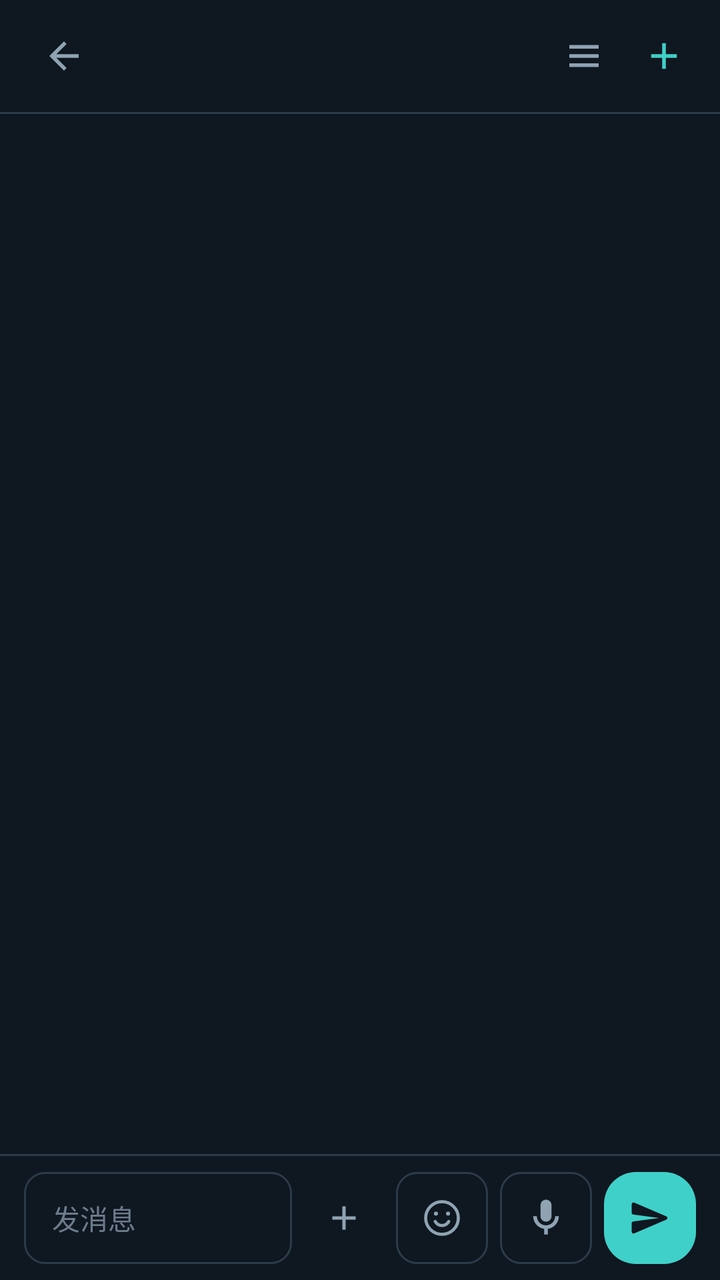
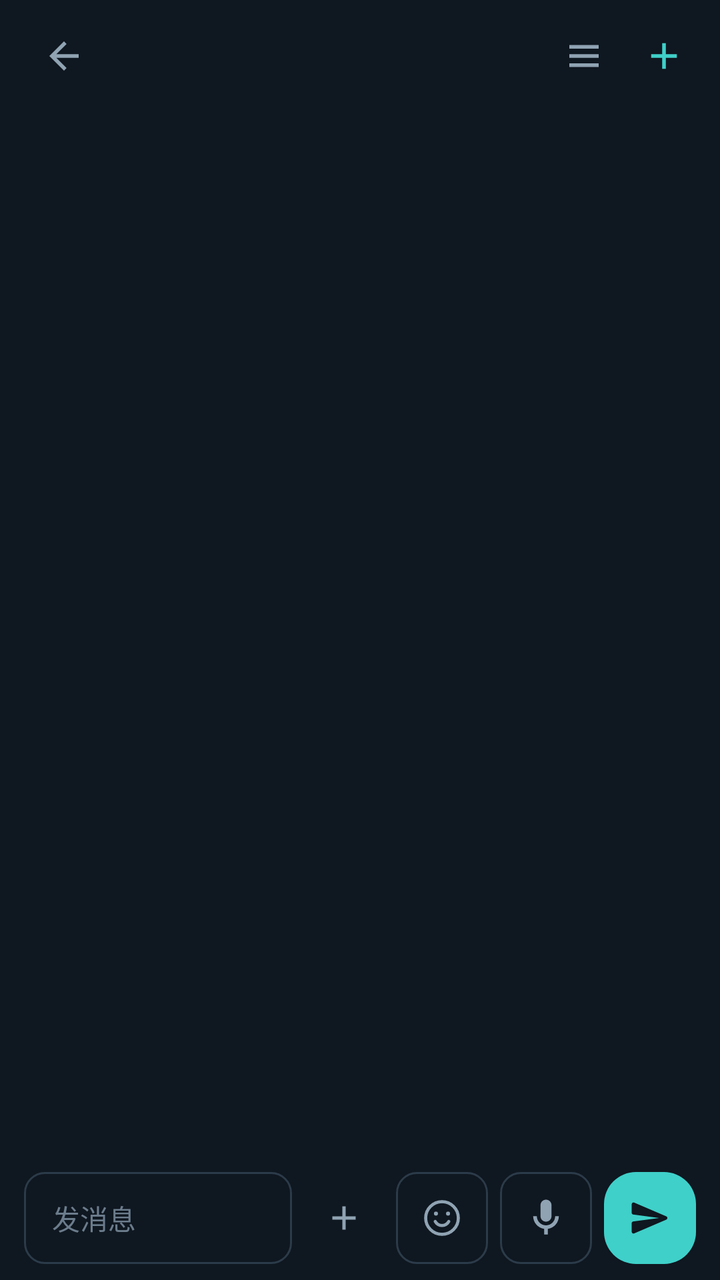

Before-and-after screenshots of an Android layout around one commit, followed by the original layout XML and the change that was made.
<!-- AndroidManifest.xml: activity theme AppTheme -->
<!-- res/layout/activity_history.xml -->
<?xml version="1.0" encoding="utf-8"?>
<FrameLayout xmlns:android="http://schemas.android.com/apk/res/android"
    android:id="@+id/historyRoot"
    android:layout_width="match_parent"
    android:layout_height="match_parent"
    android:background="@color/pet_bg">

    <LinearLayout
        android:layout_width="match_parent"
        android:layout_height="match_parent"
        android:orientation="vertical">

        <LinearLayout
            android:layout_width="match_parent"
            android:layout_height="56dp"
            android:gravity="center_vertical"
            android:orientation="horizontal"
            android:paddingStart="12dp"
            android:paddingEnd="8dp">

            <ImageView
                android:id="@+id/historyBack"
                android:layout_width="wrap_content"
                android:layout_height="wrap_content"
                android:background="?android:attr/selectableItemBackground"
                android:contentDescription="返回"
                android:padding="9dp"
                android:src="@drawable/ic_back"
                android:tint="@color/pet_text_dim" />

            
            <LinearLayout
                android:id="@+id/historyHead"
                android:layout_width="0dp"
                android:layout_height="wrap_content"
                android:layout_weight="1"
                android:background="?android:attr/selectableItemBackground"
                android:orientation="vertical"
                android:paddingStart="4dp"
                android:paddingTop="7dp"
                android:paddingEnd="4dp"
                android:paddingBottom="7dp">

                <TextView
                    android:id="@+id/historyProject"
                    android:layout_width="match_parent"
                    android:layout_height="wrap_content"
                    android:ellipsize="end"
                    android:maxLines="1"
                    android:textColor="@color/pet_text"
                    android:textSize="15sp" />

                <TextView
                    android:id="@+id/historySession"
                    android:layout_width="match_parent"
                    android:layout_height="wrap_content"
                    android:layout_marginTop="1dp"
                    android:ellipsize="end"
                    android:maxLines="1"
                    android:textColor="@color/pet_hint"
                    android:textSize="11sp"
                    android:visibility="gone" />
            </LinearLayout>

            <ImageView
                android:id="@+id/historySessions"
                android:layout_width="wrap_content"
                android:layout_height="wrap_content"
                android:background="?android:attr/selectableItemBackground"
                android:contentDescription="会话"
                android:padding="9dp"
                android:src="@drawable/ic_list"
                android:tint="@color/pet_text_dim" />

            <ImageView
                android:id="@+id/historyNew"
                android:layout_width="wrap_content"
                android:layout_height="wrap_content"
                android:background="?android:attr/selectableItemBackground"
                android:contentDescription="新对话"
                android:padding="9dp"
                android:src="@drawable/ic_plus"
                android:tint="@color/pet_accent" />

        </LinearLayout>

        <View
            android:layout_width="match_parent"
            android:layout_height="1dp"
            android:background="@color/pet_line" />

        <FrameLayout
            android:layout_width="match_parent"
            android:layout_height="0dp"
            android:layout_weight="1">

            <ListView
                android:id="@+id/historyList"
                android:layout_width="match_parent"
                android:layout_height="match_parent"
                android:clipToPadding="false"
                android:listSelector="@android:color/transparent"
                android:paddingTop="6dp"
                android:paddingBottom="12dp"
                android:scrollbars="none"
                android:stackFromBottom="true"
                android:transcriptMode="alwaysScroll" />

            <TextView
                android:id="@+id/historyEmpty"
                android:layout_width="wrap_content"
                android:layout_height="wrap_content"
                android:layout_gravity="center"
                android:gravity="center"
                android:lineSpacingExtra="4dp"
                android:padding="24dp"
                android:text="说句话开始"
                android:textColor="@color/pet_hint"
                android:textSize="14sp"
                android:visibility="gone" />

            <TextView
                android:id="@+id/chatTyping"
                android:layout_width="wrap_content"
                android:layout_height="wrap_content"
                android:layout_gravity="bottom|start"
                android:layout_marginStart="16dp"
                android:layout_marginBottom="6dp"
                android:text="···"
                android:textColor="@color/pet_hint"
                android:textSize="18sp"
                android:visibility="gone" />
        </FrameLayout>

        <LinearLayout
            android:id="@+id/chatRun"
            android:layout_width="match_parent"
            android:layout_height="wrap_content"
            android:gravity="center_vertical"
            android:orientation="horizontal"
            android:paddingStart="16dp"
            android:paddingEnd="8dp"
            android:visibility="gone">

            <TextView
                android:id="@+id/chatRunText"
                android:layout_width="0dp"
                android:layout_height="wrap_content"
                android:layout_weight="1"
                android:paddingTop="6dp"
                android:paddingBottom="6dp"
                android:text="处理中"
                android:textColor="@color/pet_hint"
                android:textSize="12sp" />

            <TextView
                android:id="@+id/chatStop"
                android:layout_width="wrap_content"
                android:layout_height="wrap_content"
                android:background="?android:attr/selectableItemBackground"
                android:padding="8dp"
                android:text="中断"
                android:textColor="@color/pet_accent"
                android:textSize="13sp" />
        </LinearLayout>

        <View
            android:layout_width="match_parent"
            android:layout_height="1dp"
            android:background="@color/pet_line" />

        <LinearLayout
            android:layout_width="match_parent"
            android:layout_height="62dp"
            android:gravity="center_vertical"
            android:orientation="horizontal"
            android:paddingStart="12dp"
            android:paddingTop="8dp"
            android:paddingEnd="12dp"
            android:paddingBottom="8dp">

            <EditText
                android:id="@+id/chatInput"
                android:layout_width="0dp"
                android:layout_height="46dp"
                android:layout_weight="1"
                android:background="@drawable/bg_input"
                android:hint="发消息"
                android:imeOptions="actionSend"
                android:inputType="text"
                android:maxLines="1"
                android:paddingStart="14dp"
                android:paddingEnd="14dp"
                android:textColor="@color/pet_text"
                android:textColorHint="@color/pet_hint"
                android:textSize="14sp" />

            <ImageView
                android:id="@+id/chatAttach"
                android:layout_width="40dp"
                android:layout_height="46dp"
                android:layout_marginStart="6dp"
                android:background="?android:attr/selectableItemBackground"
                android:contentDescription="发图片"
                android:padding="10dp"
                android:src="@drawable/ic_plus"
                android:tint="@color/pet_text_dim" />

            <ImageView
                android:id="@+id/chatEmoji"
                android:layout_width="46dp"
                android:layout_height="46dp"
                android:layout_marginStart="6dp"
                android:background="@drawable/bg_input"
                android:contentDescription="表情"
                android:padding="12dp"
                android:src="@drawable/ic_emoji"
                android:tint="@color/pet_text_dim" />

            <ImageView
                android:id="@+id/chatMic"
                android:layout_width="46dp"
                android:layout_height="46dp"
                android:layout_marginStart="6dp"
                android:background="@drawable/bg_input"
                android:contentDescription="按住说话"
                android:padding="12dp"
                android:src="@drawable/ic_mic"
                android:tint="@color/pet_text_dim" />

            <ImageView
                android:id="@+id/chatSend"
                android:layout_width="46dp"
                android:layout_height="46dp"
                android:layout_marginStart="6dp"
                android:background="@drawable/bg_btn_primary"
                android:contentDescription="发送"
                android:padding="12dp"
                android:src="@drawable/ic_send"
                android:tint="@color/pet_bg" />
        </LinearLayout>
    </LinearLayout>

    
    <View
        android:id="@+id/pickerScrim"
        android:layout_width="match_parent"
        android:layout_height="match_parent"
        android:background="#B3000000"
        android:visibility="gone" />

    <LinearLayout
        android:id="@+id/pickerSheet"
        android:layout_width="match_parent"
        android:layout_height="wrap_content"
        android:layout_gravity="bottom"
        android:background="@color/pet_surface"
        android:orientation="vertical"
        android:paddingTop="8dp"
        android:paddingBottom="12dp"
        android:visibility="gone">

        <LinearLayout
            android:layout_width="match_parent"
            android:layout_height="48dp"
            android:gravity="center_vertical"
            android:orientation="horizontal"
            android:paddingStart="8dp"
            android:paddingEnd="8dp">

            <ImageView
                android:id="@+id/pickerBack"
                android:layout_width="wrap_content"
                android:layout_height="wrap_content"
                android:background="?android:attr/selectableItemBackground"
                android:contentDescription="项目"
                android:padding="9dp"
                android:src="@drawable/ic_back"
                android:tint="@color/pet_text_dim"
                android:visibility="gone" />

            <TextView
                android:id="@+id/pickerTitle"
                android:layout_width="0dp"
                android:layout_height="wrap_content"
                android:layout_weight="1"
                android:ellipsize="end"
                android:maxLines="1"
                android:paddingStart="4dp"
                android:text="项目"
                android:textColor="@color/pet_text"
                android:textSize="15sp" />

            <ImageView
                android:id="@+id/pickerClose"
                android:layout_width="wrap_content"
                android:layout_height="wrap_content"
                android:background="?android:attr/selectableItemBackground"
                android:contentDescription="关闭"
                android:padding="9dp"
                android:src="@drawable/ic_close"
                android:tint="@color/pet_accent" />
        </LinearLayout>

        <View
            android:layout_width="match_parent"
            android:layout_height="1dp"
            android:background="@color/pet_line" />

        <ListView
            android:id="@+id/pickerList"
            android:layout_width="match_parent"
            android:layout_height="wrap_content"
            android:divider="@color/pet_line"
            android:dividerHeight="1dp"
            android:listSelector="@android:color/transparent"
            android:maxHeight="420dp"
            android:scrollbars="none" />
    </LinearLayout>
</FrameLayout>
<!-- resources referenced by this layout -->
<resources>
  <color name="pet_accent">#3FD0C9</color>
  <color name="pet_bg">#0F1720</color>
  <color name="pet_hint">#6B7C8C</color>
  <color name="pet_line">#2C3B49</color>
  <color name="pet_surface">#18232E</color>
  <color name="pet_text">#E6EEF4</color>
  <color name="pet_text_dim">#8FA3B3</color>
  <!-- drawable bg_btn_primary (drawable) -->
  <?xml version="1.0" encoding="utf-8"?>
  <ripple xmlns:android="http://schemas.android.com/apk/res/android"
      android:color="#4DFFFFFF">
      <item>
          <shape android:shape="rectangle">
              <corners android:radius="16dp" />
              <solid android:color="@color/pet_accent" />
          </shape>
      </item>
  </ripple>
  <!-- drawable bg_input (drawable) -->
  <?xml version="1.0" encoding="utf-8"?>
  <shape xmlns:android="http://schemas.android.com/apk/res/android"
      android:shape="rectangle">
      <corners android:radius="10dp" />
      <solid android:color="@color/pet_bg" />
      <stroke
          android:width="1dp"
          android:color="@color/pet_line" />
  </shape>
  <!-- drawable ic_back (drawable) -->
  <vector xmlns:android="http://schemas.android.com/apk/res/android"
      android:width="22dp"
      android:height="22dp"
      android:viewportWidth="24"
      android:viewportHeight="24">
      <path
          android:fillColor="#FF000000"
          android:pathData="M20,11H7.83l5.59,-5.59L12,4l-8,8 8,8 1.41,-1.41L7.83,13H20v-2z" />
  </vector>
  <!-- drawable ic_close (drawable) -->
  <vector xmlns:android="http://schemas.android.com/apk/res/android"
      android:width="22dp"
      android:height="22dp"
      android:viewportWidth="24"
      android:viewportHeight="24">
      <path
          android:fillColor="#FF000000"
          android:pathData="M19,6.41L17.59,5 12,10.59 6.41,5 5,6.41 10.59,12 5,17.59 6.41,19 12,13.41 17.59,19 19,17.59 13.41,12z" />
  </vector>
  <!-- drawable ic_list (drawable) -->
  <vector xmlns:android="http://schemas.android.com/apk/res/android"
      android:width="22dp"
      android:height="22dp"
      android:viewportWidth="24"
      android:viewportHeight="24">
      <path
          android:fillColor="#FF000000"
          android:pathData="M4,6h16v2H4V6zM4,11h16v2H4v-2zM4,16h16v2H4v-2z" />
  </vector>
  <!-- drawable ic_mic (drawable) -->
  <vector xmlns:android="http://schemas.android.com/apk/res/android"
      android:width="22dp"
      android:height="22dp"
      android:viewportWidth="24"
      android:viewportHeight="24">
      <path
          android:fillColor="#FF000000"
          android:pathData="M12,14c1.66,0 3,-1.34 3,-3V5c0,-1.66 -1.34,-3 -3,-3S9,3.34 9,5v6c0,1.66 1.34,3 3,3zM17,11c0,2.76 -2.24,5 -5,5s-5,-2.24 -5,-5H5c0,3.53 2.61,6.43 6,6.92V21h2v-3.08c3.39,-0.49 6,-3.39 6,-6.92h-2z" />
  </vector>
  <!-- drawable ic_plus (drawable) -->
  <vector xmlns:android="http://schemas.android.com/apk/res/android"
      android:width="22dp"
      android:height="22dp"
      android:viewportWidth="24"
      android:viewportHeight="24">
      <path
          android:fillColor="#FF000000"
          android:pathData="M19,13h-6v6h-2v-6H5v-2h6V5h2v6h6v2z" />
  </vector>
  <!-- drawable ic_send (drawable) -->
  <vector xmlns:android="http://schemas.android.com/apk/res/android"
      android:width="22dp"
      android:height="22dp"
      android:viewportWidth="24"
      android:viewportHeight="24">
      <path
          android:fillColor="#FF000000"
          android:pathData="M3.4,20.4l17.45,-7.48c0.81,-0.35 0.81,-1.49 0,-1.84L3.4,3.6c-0.66,-0.29 -1.39,0.2 -1.39,0.91L2,9.12c0,0.5 0.37,0.93 0.87,0.99L17,12 2.87,13.88c-0.5,0.07 -0.87,0.5 -0.87,1l0.01,4.61c0,0.71 0.73,1.2 1.39,0.91z" />
  </vector>
  <style name="AppTheme" parent="@android:style/Theme.Material.NoActionBar">
          <item name="android:windowBackground">#06131F</item>
          <item name="android:colorAccent">#7ADAFF</item>
          <item name="android:statusBarColor">#06131F</item>
          <item name="android:navigationBarColor">#06131F</item>
      </style>
  <!-- unchanged entries left out for length: 1 -->
</resources>

<!-- the commit's change to res/layout/activity_history.xml (unified diff, before → after) -->
@@ -58,7 +58,18 @@
                     android:ellipsize="end"
                     android:maxLines="1"
                     android:textColor="@color/pet_hint"
-                    android:textSize="11sp"
+                    android:textSize="12sp"
+                    android:visibility="gone" />
+
+                <TextView
+                    android:id="@+id/historyPeek"
+                    android:layout_width="match_parent"
+                    android:layout_height="wrap_content"
+                    android:layout_marginTop="1dp"
+                    android:ellipsize="end"
+                    android:maxLines="1"
+                    android:textColor="@color/pet_hint"
+                    android:textSize="12sp"
                     android:visibility="gone" />
             </LinearLayout>
 
@@ -84,11 +95,6 @@
 
         </LinearLayout>
 
-        <View
-            android:layout_width="match_parent"
-            android:layout_height="1dp"
-            android:background="@color/pet_line" />
-
         <FrameLayout
             android:layout_width="match_parent"
             android:layout_height="0dp"
@@ -96,6 +102,8 @@
 
             <ListView
                 android:id="@+id/historyList"
+                android:divider="@null"
+                android:dividerHeight="0dp"
                 android:layout_width="match_parent"
                 android:layout_height="match_parent"
                 android:clipToPadding="false"
@@ -163,11 +171,6 @@
                 android:textColor="@color/pet_accent"
                 android:textSize="13sp" />
         </LinearLayout>
-
-        <View
-            android:layout_width="match_parent"
-            android:layout_height="1dp"
-            android:background="@color/pet_line" />
 
         <LinearLayout
             android:layout_width="match_parent"
@@ -302,17 +305,12 @@
                 android:tint="@color/pet_accent" />
         </LinearLayout>
 
-        <View
-            android:layout_width="match_parent"
-            android:layout_height="1dp"
-            android:background="@color/pet_line" />
-
         <ListView
             android:id="@+id/pickerList"
+            android:divider="@null"
+            android:dividerHeight="0dp"
             android:layout_width="match_parent"
             android:layout_height="wrap_content"
-            android:divider="@color/pet_line"
-            android:dividerHeight="1dp"
             android:listSelector="@android:color/transparent"
             android:maxHeight="420dp"
             android:scrollbars="none" />
